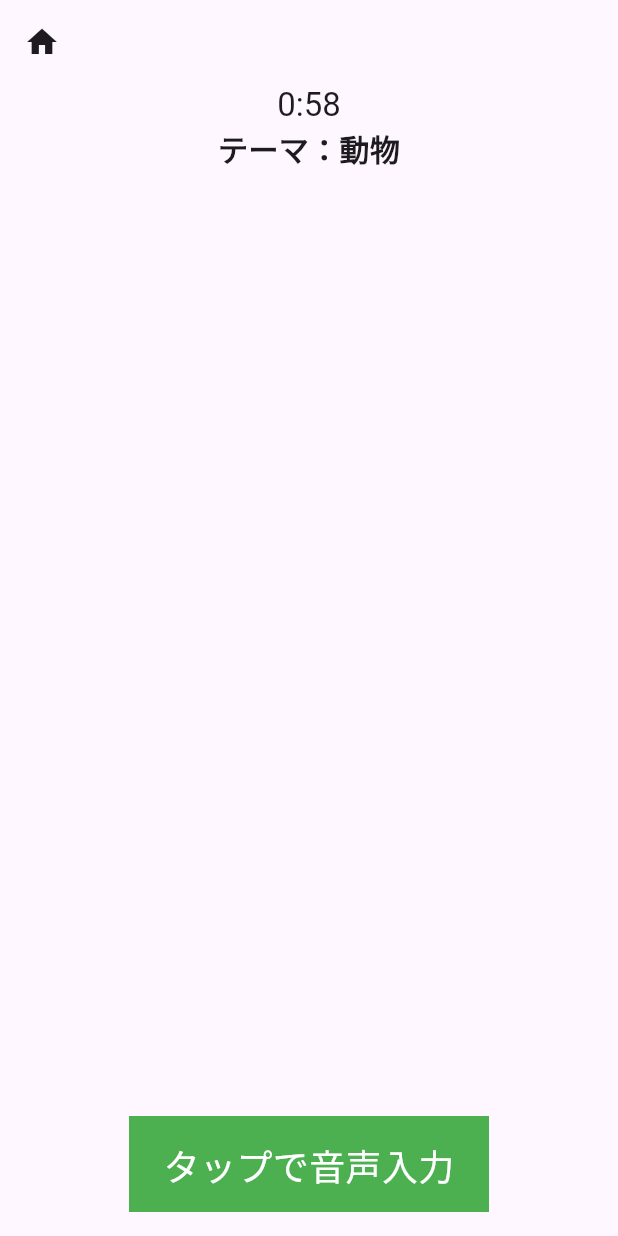
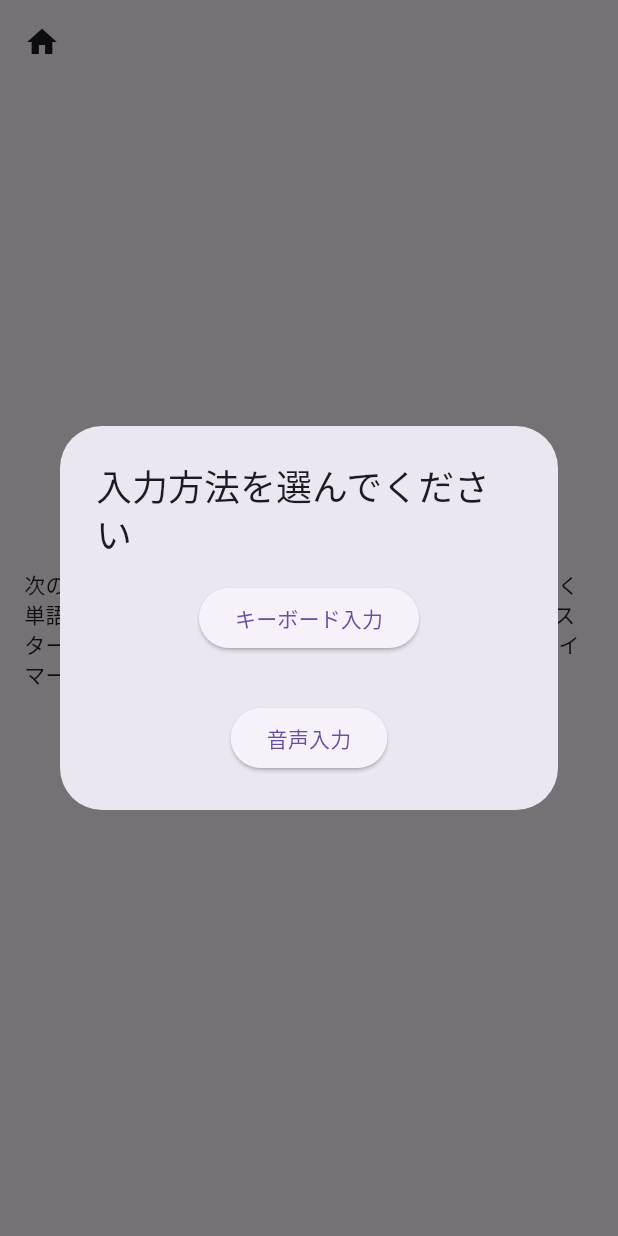
Before and after one commit to kenta-wakasa/cft, a Flutter app: the SemanticFluencyPage screen opened by its route, after a tap on "スタート", on a phone screen of 412 x 824 dp. Run offline on Flutter 3.47's test engine with Material 3 defaults, Android fonts, the phone set to English and light mode, and no system bars; our stand-ins replace cloud_firestore, firebase_auth, firebase_core, flutter_riverpod, freezed_annotation, gap and 4 more; missing offline and left inert: arrow_path, dart:html; accounts and stored records are empty; generated files the repository leaves out were written again.

```diff
--- a/lib/recent_memory/recent_memory_ans_page.dart
+++ b/lib/recent_memory/recent_memory_ans_page.dart
@@ -22,6 +22,8 @@ class RecentMemoryAnsPage extends ConsumerStatefulWidget {
 
 class _RecentMemoryPageState extends ConsumerState<RecentMemoryAnsPage> {
   final controllers = [
+    TextEditingController(),
+    TextEditingController(),
     TextEditingController(),
     TextEditingController(),
     TextEditingController(),
@@ -54,9 +56,9 @@ class _RecentMemoryPageState extends ConsumerState<RecentMemoryAnsPage> {
             padding: const EdgeInsets.all(16),
             child: Column(
               children: [
-                const Text('一番はじめに入力した今買いたいと思っているものを3つ入力してください。'),
+                const Text('一番はじめに入力した、今ほしいものか、したいことを優先順位の高いものから順に5つ入力してください'),
                 const Gap(16),
-                for (var i = 0; i < 3; i++)
+                for (var i = 0; i < 5; i++)
                   Padding(
                     padding: const EdgeInsets.all(8),
                     child: TextFormField(
--- a/lib/recent_memory/recent_memory_page.dart
+++ b/lib/recent_memory/recent_memory_page.dart
@@ -28,6 +28,8 @@ class RecentMemoryPage extends ConsumerStatefulWidget {
 
 class _RecentMemoryPageState extends ConsumerState<RecentMemoryPage> {
   final controllers = [
+    TextEditingController(),
+    TextEditingController(),
     TextEditingController(),
     TextEditingController(),
     TextEditingController(),
@@ -63,9 +65,9 @@ class _RecentMemoryPageState extends ConsumerState<RecentMemoryPage> {
             child: Column(
               children: [
                 const Text(
-                    '今買いたいと思っているものを3つ入力してください。実験の最後にもう一度聞きますので、入力した内容を覚えてください。'),
+                    '今ほしいものか、したいことを優先順位の高いものから順に5つ入力してください。実験の最後にもう一度聞きますので、入力した内容を覚えてください。'),
                 const Gap(16),
-                for (var i = 0; i < 3; i++)
+                for (var i = 0; i < 5; i++)
                   Padding(
                     padding: const EdgeInsets.all(8),
                     child: TextFormField(
--- a/lib/semantic_fluency/semantic_fluency_page.dart
+++ b/lib/semantic_fluency/semantic_fluency_page.dart
@@ -30,11 +30,14 @@ class SemanticFluencyPage extends ConsumerStatefulWidget {
 }
 
 class _SemanticFluencyPageState extends ConsumerState<SemanticFluencyPage> {
+  var isSpeechMode = false;
+
   var isReady = false;
 
   stt.SpeechToText? speechToText;
 
   final controller = TextEditingController();
+  final focusNode = FocusNode();
   final scrollController = ScrollController();
 
   final answerWordWithTimestampList = <AnswerWordWithTimestamp>[];
@@ -57,6 +60,7 @@ class _SemanticFluencyPageState extends ConsumerState<SemanticFluencyPage> {
 
   final themeList = [
     '動物',
+    '植物',
     'ポジティブな単語',
   ];
 
@@ -143,6 +147,7 @@ class _SemanticFluencyPageState extends ConsumerState<SemanticFluencyPage> {
     super.dispose();
     controller.dispose();
     scrollController.dispose();
+    focusNode.dispose();
     speechToText?.cancel();
   }
 
@@ -219,7 +224,39 @@ class _SemanticFluencyPageState extends ConsumerState<SemanticFluencyPage> {
                       '次のゲームでは、あるカテゴリーの中であなたが思いつく単語を１分間にできるだけたくさん言ってもらいます。スタートボタンを押すとカテゴリーが表示され１分間のタイマーが開始されます。'),
                   const Gap(32),
                   ElevatedButton(
+                    onPressed: () async {
+                      final res = await showDialog(
+                        context: context,
+                        builder: (context) {
+                          return AlertDialog(
+                            title: const Text('入力方法を選んでください'),
+                            content: Column(
+                              mainAxisSize: MainAxisSize.min,
+                              children: [
+                                ElevatedButton(
                                   onPressed: () {
+                                    Navigator.of(context).pop(false);
+                                  },
+                                  child: const Text('キーボード入力'),
+                                ),
+                                const Gap(32),
+                                ElevatedButton(
+                                  onPressed: () {
+                                    Navigator.of(context).pop(true);
+                                  },
+                                  child: const Text('音声入力'),
+                                ),
+                              ],
+                            ),
+                          );
+                        },
+                      );
+
+                      if (res == null) {
+                        return;
+                      }
+                      isSpeechMode = res;
+
                       setState(() {
                         isReady = true;
                       });
@@ -361,6 +398,7 @@ class _SemanticFluencyPageState extends ConsumerState<SemanticFluencyPage> {
               ),
             ),
             const Gap(32),
+            if (isSpeechMode) ...[
               if (remainSec == 0)
                 SizedBox(
                   width: 320,
@@ -449,6 +487,38 @@ class _SemanticFluencyPageState extends ConsumerState<SemanticFluencyPage> {
                     ),
                   ),
                 ),
+            ] else ...[
+              Padding(
+                padding: const EdgeInsets.all(32),
+                child: TextFormField(
+                  focusNode: focusNode,
+                  controller: controller,
+                  autofocus: true,
+                  onFieldSubmitted: (value) async {
+                    if (value.isEmpty) {
+                      return;
+                    }
+                    answerWordWithTimestampList.add(
+                      AnswerWordWithTimestamp(
+                        word: value,
+                        timestamp: DateTime.now(),
+                      ),
+                    );
+                    controller.clear();
+
+                    setState(() {});
+
+                    Future.delayed(const Duration(milliseconds: 100), () {
+                      focusNode.requestFocus();
+                    });
+                  },
+                  decoration: const InputDecoration(
+                    labelText: '単語を入力してください',
+                    border: OutlineInputBorder(),
+                  ),
+                ),
+              ),
+            ],
             const Gap(16),
           ],
         ),
```
Lines whose indentation alone changed are shown as unchanged.
